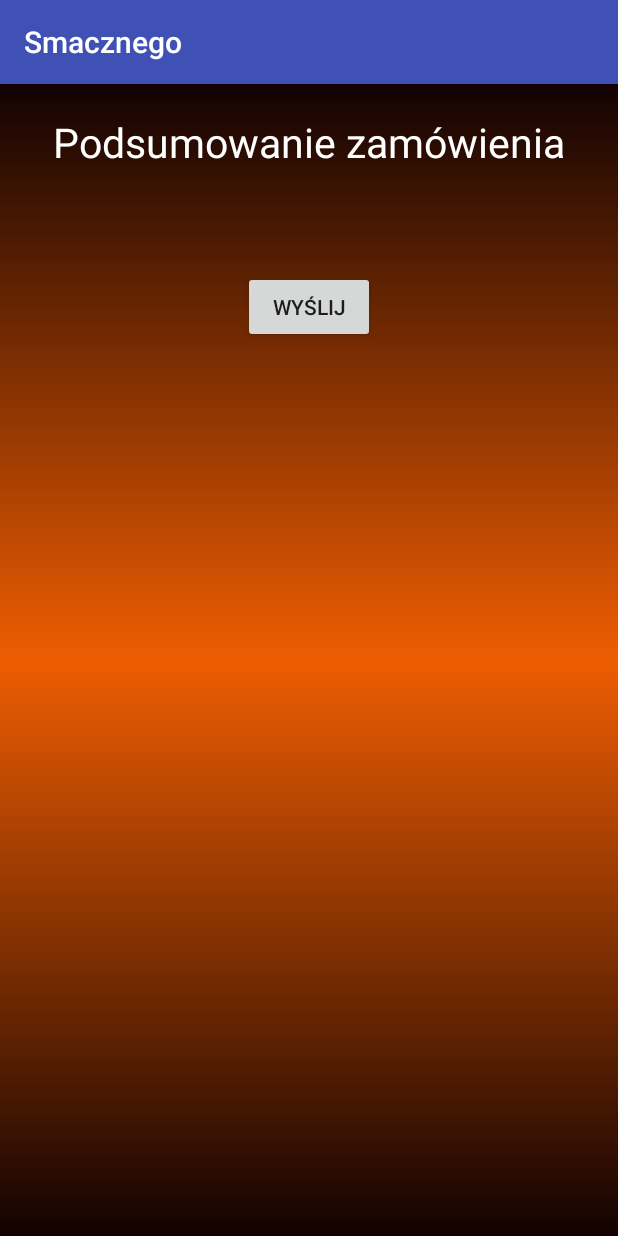
After one commit to LuzikArbuzik/Smacznego, an Android app: the OrderSummary screen opened directly, with no data from a screen before it, on a phone screen of 412 x 824 dp. The commit adds this screen. Run offline under Robolectric (Android 15) with nearby library versions, the phone set to English and light mode, and no system bars.

Commit message:
Wyświetlanie wybranego jedzenia.

```diff
--- a/app/build.gradle
+++ b/app/build.gradle
@@ -27,4 +27,5 @@ dependencies {
     compile 'com.android.support:appcompat-v7:25.3.1'
     compile 'com.android.support.constraint:constraint-layout:1.0.2'
     testCompile 'junit:junit:4.12'
+    compile 'com.squareup.retrofit2:retrofit:2.2.0'
 }
--- a/app/src/main/java/com/example/jsonstatham/luzikarbuzik/MainActivity.java
+++ b/app/src/main/java/com/example/jsonstatham/luzikarbuzik/MainActivity.java
@@ -5,6 +5,8 @@ import android.support.v7.app.AppCompatActivity;
 import android.os.Bundle;
 import android.view.View;
 import android.widget.Button;
+
+import retrofit2.Retrofit;
 
 public class MainActivity extends AppCompatActivity {
 
@@ -15,6 +17,9 @@ public class MainActivity extends AppCompatActivity {
     }
 
    public void loginRestaurant(View button) {
+      Retrofit retrofit = new Retrofit.Builder()
+               .baseUrl("127.0.0.1:8081")
+               .build();
        Intent newScreen = new Intent(this, Order.class);
        startActivity(newScreen);
    }
--- /dev/null
+++ b/app/src/main/java/com/example/jsonstatham/luzikarbuzik/OrderSummary.java
@@ -0,0 +1,30 @@
+package com.example.jsonstatham.luzikarbuzik;
+
+import android.content.Context;
+import android.content.SharedPreferences;
+import android.os.Bundle;
+import android.support.v7.app.AppCompatActivity;
+import android.widget.TextView;
+
+import java.util.HashSet;
+import java.util.Set;
+
+public class OrderSummary extends AppCompatActivity {
+
+    @Override
+    protected void onCreate(Bundle savedInstanceState) {
+        super.onCreate(savedInstanceState);
+        setContentView(R.layout.order_summary);
+        Context context = getApplicationContext();
+        SharedPreferences sharedPref = context.getSharedPreferences(getString(R.string.preference_file_key),
+                Context.MODE_PRIVATE);
+        TextView orderTextView = (TextView)findViewById(R.id.order);
+        Set<String> orderSet = sharedPref.getStringSet("orders", new HashSet<String>());
+        String orderText = "";
+        for (String order: orderSet) {
+            orderText += order + "\n";
+        }
+        orderTextView.setText(orderText);
+    }
+
+}
--- /dev/null
+++ b/app/src/main/java/com/example/jsonstatham/luzikarbuzik/Post.java
@@ -0,0 +1,4 @@
+package com.example.jsonstatham.luzikarbuzik;
+
+public interface Post {
+}
--- a/app/src/main/res/layout/activity_main.xml
+++ b/app/src/main/res/layout/activity_main.xml
@@ -11,7 +11,7 @@
         android:layout_width="wrap_content"
         android:layout_height="wrap_content"
         android:layout_marginTop="36dp"
-        android:text="@string/login_info"
+        android:text="@string/login"
         android:textColor="@color/white"
         android:textSize="30sp"
         tools:text="Zaloguj się "
@@ -58,7 +58,7 @@
         <Button
             android:layout_width="150dp"
             android:layout_height="wrap_content"
-            android:text="@string/restaurant"
+            android:text="@string/login"
             android:id="@+id/restaurant"
             android:layout_alignParentBottom="true"
             android:layout_centerVertical="true"
--- a/app/src/main/res/layout/order_details.xml
+++ b/app/src/main/res/layout/order_details.xml
@@ -39,6 +39,7 @@
             android:textSize="35sp"
             android:textColor="@color/white"
             android:layout_below="@+id/ammount"
+            android:id="@+id/editAmmount"
             />
 
     </RelativeLayout>
@@ -69,6 +70,7 @@
             android:textSize="35sp"
             android:textColor="@color/white"
             android:layout_below="@+id/kind"
+            android:id="@+id/editKind"
             />
 
     </RelativeLayout>
@@ -83,7 +85,8 @@
             android:layout_width="200dp"
             android:layout_height="wrap_content"
             android:id="@+id/summaryButton"
-            android:text="@string/Summary"/>
+            android:text="@string/Summary"
+            android:onClick="showSummary"/>
 
         <Button
             android:layout_width="200dp"
--- /dev/null
+++ b/app/src/main/res/layout/order_summary.xml
@@ -0,0 +1,36 @@
+<?xml version="1.0" encoding="utf-8"?>
+<RelativeLayout xmlns:android="http://schemas.android.com/apk/res/android"
+    android:layout_width="match_parent" android:layout_height="match_parent"
+    android:background="@drawable/gradient_background">
+
+    <TextView
+        android:layout_width="wrap_content"
+        android:layout_height="wrap_content"
+        android:id="@+id/summary"
+        android:layout_centerHorizontal="true"
+        android:textSize="27sp"
+        android:textColor="@color/white"
+        android:layout_marginTop="20dp"
+        android:text="@string/summary"
+        />
+
+    <TextView
+        android:layout_below="@+id/summary"
+        android:layout_marginTop="20dp"
+        android:layout_width="wrap_content"
+        android:layout_height="wrap_content"
+        android:id="@+id/order"
+        android:textSize="20sp"
+        android:textColor="@color/white"
+        />
+
+    <Button
+        android:layout_width="wrap_content"
+        android:layout_height="wrap_content"
+        android:text="@string/send"
+        android:layout_below="@+id/order"
+        android:layout_marginTop="20dp"
+        android:layout_centerHorizontal="true"
+        />
+
+</RelativeLayout>
--- a/app/src/main/res/values/strings.xml
+++ b/app/src/main/res/values/strings.xml
@@ -1,6 +1,6 @@
 <resources>
     <string name="app_name">Smacznego</string>
-    <string name="login_info">Zaloguj się</string>
+    <string name="login">Zaloguj się</string>
     <string name="restaurant">Restauracja</string>
     <string name="courier">Kurier</string>
     <string name="login_restaurant">Wpisz identyfikator i hasło</string>
@@ -13,4 +13,7 @@
     <string name="kind">Rodzaj</string>
     <string name="next">Następne</string>
     <string name="Summary">Podsumowanie</string>
+    <string name="preference_file_key">com.example.jsonstatham.luzikarbuzik.PREFERENCE_FILE_KEY</string>
+    <string name="summary">Podsumowanie zamówienia</string>
+    <string name="send">Wyślij</string>
 </resources>
--- a/build.gradle
+++ b/build.gradle
@@ -5,7 +5,7 @@ buildscript {
         jcenter()
     }
     dependencies {
-        classpath 'com.android.tools.build:gradle:2.3.1'
+        classpath 'com.android.tools.build:gradle:2.3.2'
 
         // NOTE: Do not place your application dependencies here; they belong
         // in the individual module build.gradle files
```
Also changed, not shown: app/src/main/AndroidManifest.xml (+11 -1 lines), app/src/main/java/com/example/jsonstatham/luzikarbuzik/FoodItemAdapter.java (+5 -3 lines), app/src/main/java/com/example/jsonstatham/luzikarbuzik/OrderDetails.java (+28 -1 lines).
